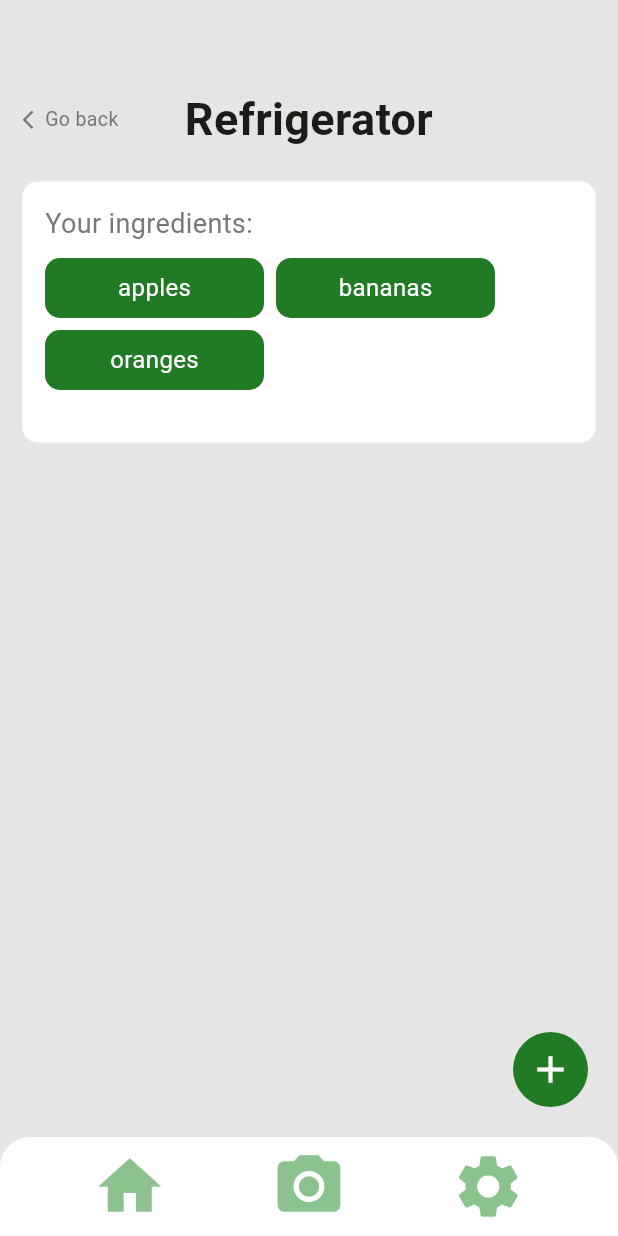
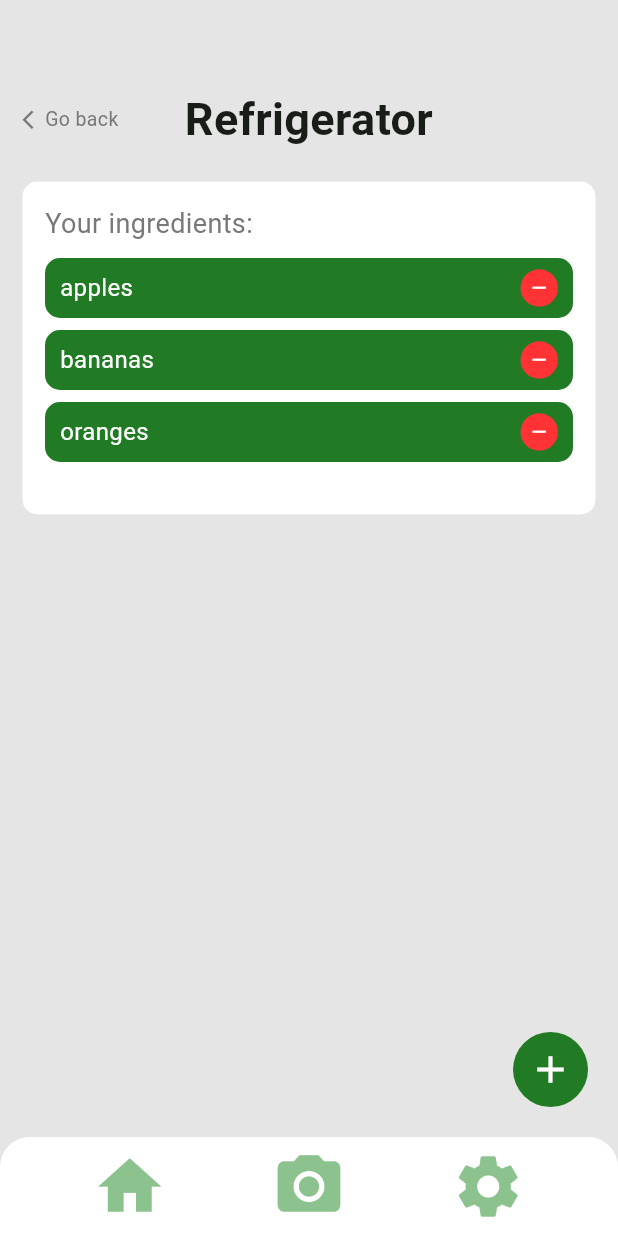
Before and after one commit to JarneLosschaert/FlavorAI, a Flutter app: the screen it shows after launch, after a tap on "Recipes", after a tap on "Go back", after a tap on "Refrigerator", on a phone screen of 412 x 824 dp. Run offline on Flutter 3.47's test engine with Material 3 defaults, Android fonts, the phone set to English and light mode, and no system bars; our stand-ins replace camera, flutter_svg; missing offline and left inert: back_button_interceptor; network calls fail.

Commit message:
fixed bug

```diff
--- a/lib/constants/colors.dart
+++ b/lib/constants/colors.dart
@@ -8,6 +8,8 @@ Color white = const Color(0xFFFFFFFF);
 Color grey = const Color(0xFFE5E5E5);
 Color darkGrey = const Color(0xFF787878);
 Color black = const Color(0xFF000000);
+
+Color red = const Color(0xFFFF3333);
 
 Color primaryColor = green;
 Color secondaryColor = lightGreen;
@@ -20,3 +22,5 @@ Color secondaryBackgroundColor = darkGrey;
 Color primaryTextColor = black;
 Color secondaryTextColor = darkGrey;
 Color tertiaryTextColor = white;
+
+Color errorColor = red;
--- a/lib/logic/controller.dart
+++ b/lib/logic/controller.dart
@@ -17,14 +17,10 @@ class Controller with ChangeNotifier {
       }
       return map;
     });
-    if (uiState.ingredientsFilter.value != '...') {
-      parameter[uiState.ingredientsFilter.filter] =
-          uiState.ingredientsFilter.value;
-    }
     parameter['query'] = uiState.query;
     if (uiState.ingredientsFilter.displayed &&
         uiState.ingredientsFilter.items.isNotEmpty) {
-      parameter['includeIngredients'] =
+      parameter[uiState.ingredientsFilter.filter] =
           uiState.ingredientsFilter.items.join(',');
     }
     parameter['sort'] = uiState.sort;
@@ -75,7 +71,12 @@ class Controller with ChangeNotifier {
   }
 
   void addIngredient(String ingredient) {
-    uiState.ingredients.add(ingredient);
+    uiState.ingredientsFilter.items.add(ingredient);
+    notifyListeners();
+  }
+
+  void removeIngredient(String ingredient) {
+    uiState.ingredientsFilter.items.remove(ingredient);
     notifyListeners();
   }
 
--- a/lib/logic/models/filter_state.dart
+++ b/lib/logic/models/filter_state.dart
@@ -4,7 +4,11 @@ class FilterState {
   String value = '...';
   List<String> items = [];
 
-  FilterState(this.filter, this.items){
-    items = ['...'] + items;
+  FilterState(this.filter, this.items) {
+    if (filter == 'includeIngredients') {
+      displayed = true;
+    } else {
+      items = ['...'] + items;
+    }
   }
 }
--- a/lib/logic/ui_state.dart
+++ b/lib/logic/ui_state.dart
@@ -8,7 +8,7 @@ class UiState {
   String query = '';
   String sort = sortItems[0];
   String sortDirection = 'desc';
-  FilterState ingredientsFilter = FilterState('includeIngredients', ["tomato"]);
+  FilterState ingredientsFilter = FilterState('includeIngredients', ["apples", "bananas", "oranges"]);
   final List<FilterState> filters = [
     FilterState('cuisine', cuisines),
     FilterState('type', types),
@@ -18,8 +18,6 @@ class UiState {
 
   RecipeDetail recipeDetail = RecipeDetail(id: -1, title: '', image: '');
 
-  List<String> ingredients = ["apples", "bananas", "oranges"];
-
   FilterState getFilter(filter) {
     return filters.firstWhere((element) => element.filter == filter,
         orElse: () => FilterState(filter, []));
--- a/lib/ui/app_screens.dart
+++ b/lib/ui/app_screens.dart
@@ -68,8 +68,9 @@ class _AppScreensState extends State<AppScreens> {
         recipe: controller.uiState.recipeDetail,
       ),
       RefrigeratorScreen(
-          ingredients: controller.uiState.ingredients,
+          ingredients: controller.uiState.ingredientsFilter.items,
           addIngredient: controller.addIngredient,
+          removeIngredient: controller.removeIngredient,
           onGoBack: () => controller.navigateTo(0)),
     ];
 
--- a/lib/ui/app_screens/recipes_screen.dart
+++ b/lib/ui/app_screens/recipes_screen.dart
@@ -302,9 +302,9 @@ class _RecipesScreenState extends State<RecipesScreen> {
       mainAxisAlignment: MainAxisAlignment.start,
       children: [
         Text(
-          'sort by',
+          'Sort by',
           style: TextStyle(
-            fontSize: 13,
+            fontSize: 14,
             color: primaryTextColor,
           ),
         ),
--- a/lib/ui/app_screens/refrigerator_screen.dart
+++ b/lib/ui/app_screens/refrigerator_screen.dart
@@ -10,11 +10,13 @@ class RefrigeratorScreen extends StatefulWidget {
     super.key,
     required this.ingredients,
     required this.addIngredient,
+    required this.removeIngredient,
     required this.onGoBack,
   });
 
   final List<String> ingredients;
   final Function(String) addIngredient;
+  final Function(String) removeIngredient;
   final Function() onGoBack;
 
   @override
@@ -89,22 +91,48 @@ class _RefrigeratorScreenState extends State<RefrigeratorScreen> {
 
   Widget _buildIngredient(String ingredient) {
     return Container(
+      padding: const EdgeInsets.only(left: 10, right: 10),
       height: 40,
-      width: 146,
       alignment: Alignment.center,
       decoration: BoxDecoration(
         borderRadius: BorderRadius.circular(10),
         color: primaryColor,
       ),
+      child: Row(
+        mainAxisAlignment: MainAxisAlignment.spaceBetween,
+        children: [
+          Expanded(
             child: Text(
               ingredient,
               style: TextStyle(
                 fontSize: 16,
                 color: tertiaryTextColor,
+                overflow: TextOverflow.ellipsis,
               ),
+            ),
+          ),
+          GestureDetector(
+            onTap: () {
+              widget.removeIngredient.call(ingredient);
+            },
+            child: Container(
+              padding: const EdgeInsets.all(5),
+              decoration: BoxDecoration(
+                shape: BoxShape.circle,
+                color: errorColor,
+              ),
+              child: Icon(
+                Icons.remove,
+                color: tertiaryTextColor,
+                size: 15,
+              ),
+            ),
+          ),
+        ],
       ),
     );
   }
+
 
   Widget _buildAddButton() {
     return Stack(
```
Lines whose indentation alone changed are shown as unchanged.
